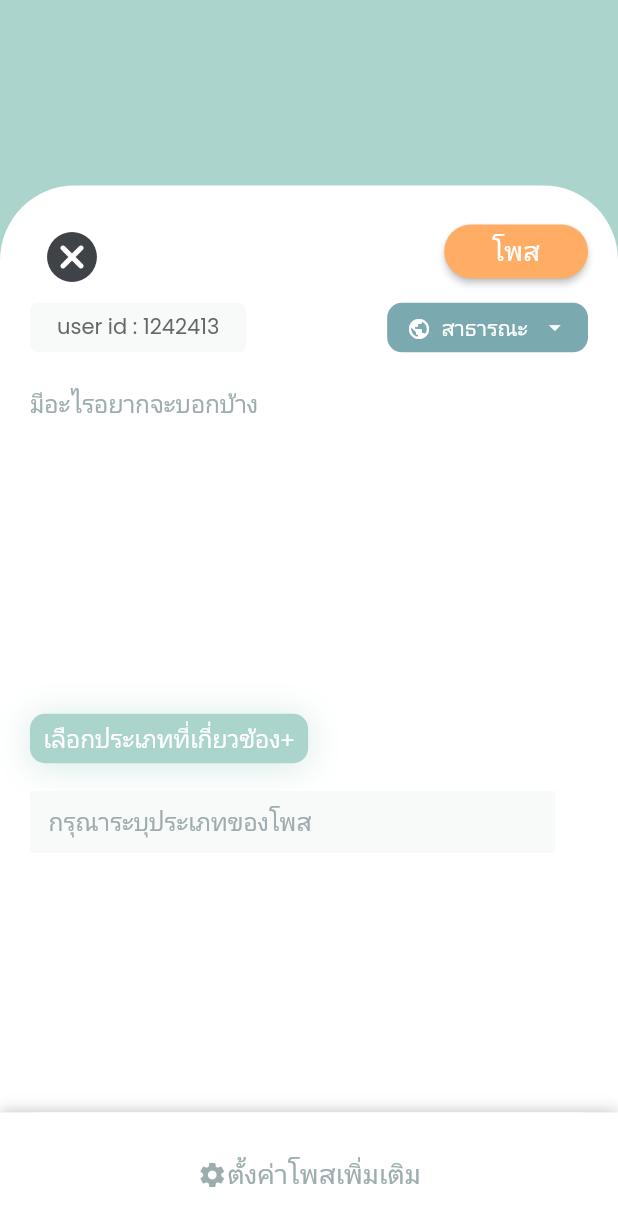
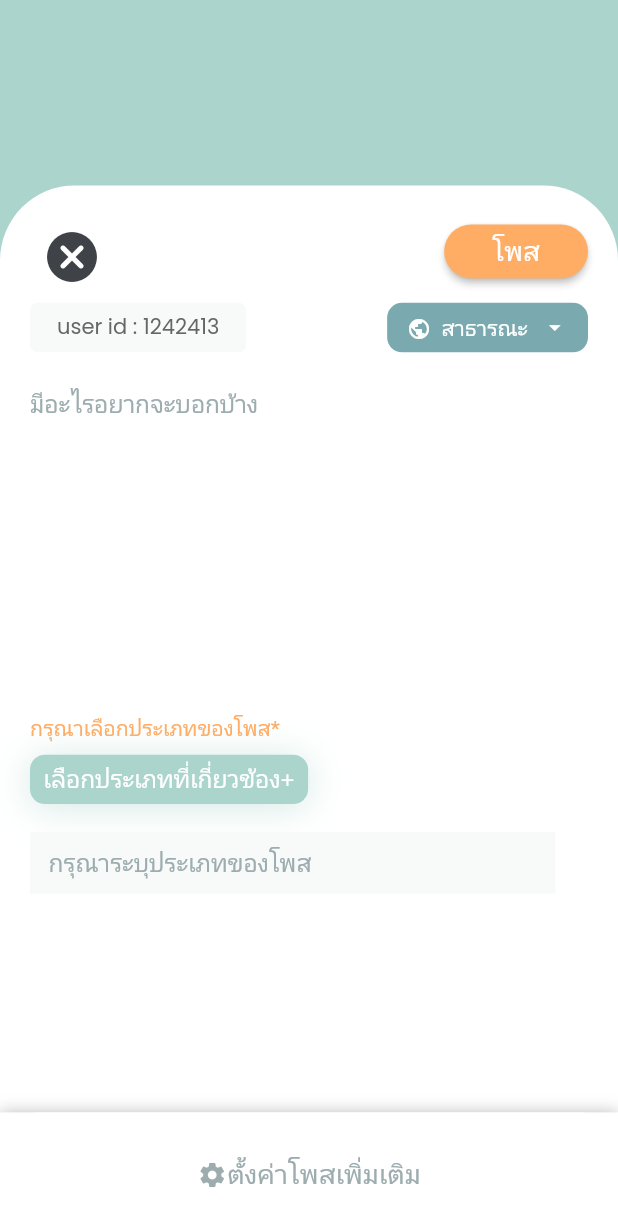
Before and after one commit to aofattaporn/jitD_fronted, a Flutter app: the CreatePost screen opened directly, on a phone screen of 412 x 824 dp. Shown: the top 1226 px of the screen. Run offline on Flutter 3.47's test engine with Material 2 defaults, Android fonts, the phone set to English and light mode, and no system bars; drawn by our look-alikes of sliding_up_panel; our stand-ins replace bloc, equatable, firebase_auth, firebase_core, flutter_bloc, flutter_cache_manager and 5 more; missing offline and left inert: flutter_facebook_auth; accounts and stored records are empty; Roboto replaces fonts that are missing (Bai Jamjuree).

Commit message:
Add a little validator in creatingPost - User must select at least 1 category before submit

```diff
--- a/lib/src/screens/post/CreatePost.dart
+++ b/lib/src/screens/post/CreatePost.dart
@@ -160,7 +160,7 @@ class CreatePostState extends State<CreatePost> {
                                                 return ElevatedButton(
                                                   onPressed: () {
                                                     if (keyForm.currentState!
-                                                        .validate()) {
+                                                        .validate() && states.countSelectedCategory != 0) {
                                                       keyForm.currentState!
                                                           .save();
                                                       context
@@ -298,8 +298,9 @@ class CreatePostState extends State<CreatePost> {
                                           child: TextFormField(
                                             validator: (value) {
                                               if (value == null ||
-                                                  value.isEmpty)
+                                                  value.isEmpty) {
                                                 return 'กรุณากรอกข้อความ';
+                                              }
                                               return null;
                                             },
                                             onTap: () =>
@@ -324,6 +325,13 @@ class CreatePostState extends State<CreatePost> {
                                         ),
                                       ),
                                     ),
+                                    if (state.countSelectedCategory == 0)
+                                    Row(
+                                      children: [
+                                        Text("กรุณาเลือกประเภทของโพส*", style: fontsTH14_thirteryd,)
+                                      ],
+                                    ),
+                                    SizedBox(height: MediaQuery.of(context).size.height * 0.01,),
                                     Row(
                                       mainAxisSize: MainAxisSize.max,
                                       children: [
```
